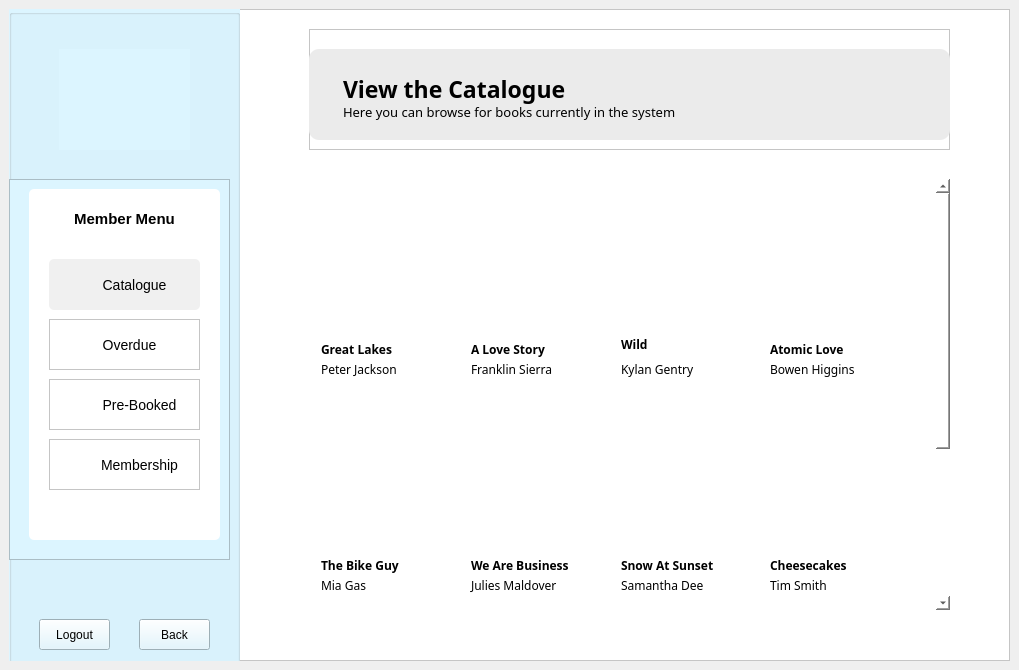
First picture: the form in LIS/membercatalogue.ui, repository TenacioussD/library_information_system, before the edit.
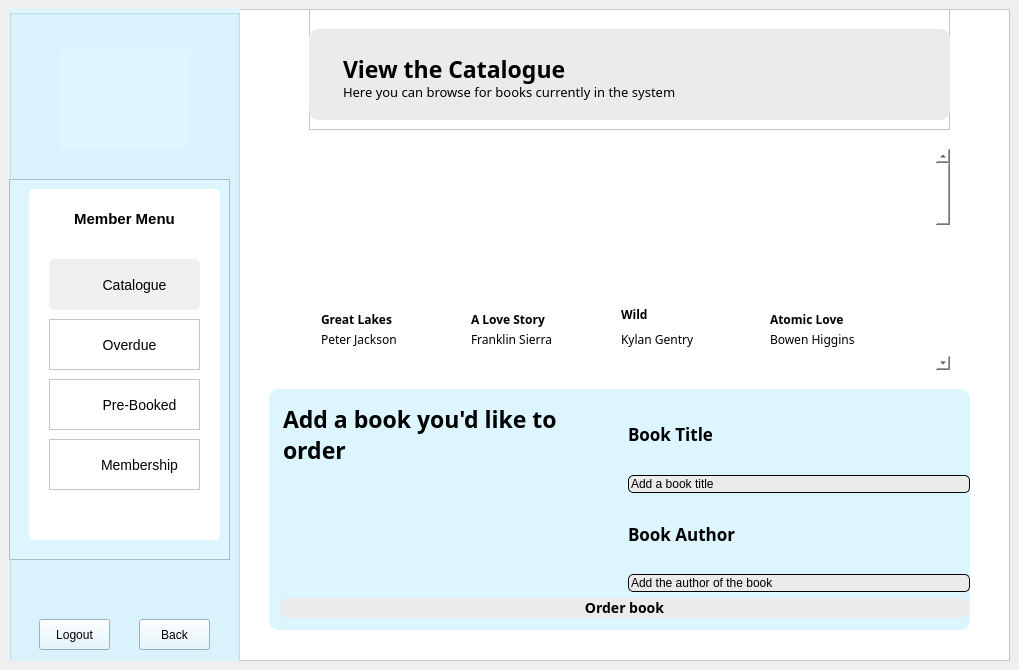
Second picture: the form after the edit. Icons and pictures are not drawn.

Commit message: We have a code that can read from a catalogue and create an order on the member side

Diff of the .ui file:
```diff
--- a/LIS/membercatalogue.ui
+++ b/LIS/membercatalogue.ui
@@ -10,6 +10,12 @@
     <height>670</height>
    </rect>
   </property>
+  <property name="sizePolicy">
+   <sizepolicy hsizetype="Preferred" vsizetype="Ignored">
+    <horstretch>0</horstretch>
+    <verstretch>0</verstretch>
+   </sizepolicy>
+  </property>
   <property name="windowTitle">
    <string>MainWindow</string>
   </property>
@@ -419,7 +425,7 @@
        <property name="geometry">
         <rect>
          <x>300</x>
-         <y>20</y>
+         <y>0</y>
          <width>641</width>
          <height>121</height>
         </rect>
@@ -498,9 +504,9 @@
        <property name="geometry">
         <rect>
          <x>290</x>
-         <y>170</y>
+         <y>140</y>
          <width>651</width>
-         <height>431</height>
+         <height>221</height>
         </rect>
        </property>
        <property name="styleSheet">
@@ -551,7 +557,7 @@
         <property name="geometry">
          <rect>
           <x>0</x>
-          <y>-251</y>
+          <y>0</y>
           <width>634</width>
           <height>682</height>
          </rect>
@@ -1888,6 +1894,141 @@
         </layout>
        </widget>
       </widget>
+      <widget class="QFrame" name="frame_2">
+       <property name="geometry">
+        <rect>
+         <x>260</x>
+         <y>380</y>
+         <width>701</width>
+         <height>241</height>
+        </rect>
+       </property>
+       <property name="styleSheet">
+        <string notr="true">background: rgb(220, 245, 255);
+border-radius: 10px;
+border-color: black;</string>
+       </property>
+       <property name="frameShape">
+        <enum>QFrame::StyledPanel</enum>
+       </property>
+       <property name="frameShadow">
+        <enum>QFrame::Raised</enum>
+       </property>
+       <widget class="QWidget" name="layoutWidget">
+        <property name="geometry">
+         <rect>
+          <x>10</x>
+          <y>10</y>
+          <width>691</width>
+          <height>219</height>
+         </rect>
+        </property>
+        <layout class="QVBoxLayout" name="verticalLayout_4">
+         <item>
+          <layout class="QHBoxLayout" name="horizontalLayout_2">
+           <item>
+            <widget class="QPlainTextEdit" name="plainTextEdit">
+             <property name="styleSheet">
+              <string notr="true">font-family: Baloo 2;
+font-weight: bold;
+font-size: 23px;
+background: transparent;</string>
+             </property>
+             <property name="plainText">
+              <string>Add a book you'd like to order</string>
+             </property>
+            </widget>
+           </item>
+           <item>
+            <layout class="QVBoxLayout" name="verticalLayout">
+             <property name="sizeConstraint">
+              <enum>QLayout::SetDefaultConstraint</enum>
+             </property>
+             <item>
+              <widget class="QLabel" name="label_4">
+               <property name="styleSheet">
+                <string notr="true">font-family: Baloo 2;
+font-size: 17px;
+font-weight: bold;</string>
+               </property>
+               <property name="text">
+                <string>Book Title</string>
+               </property>
+              </widget>
+             </item>
+             <item>
+              <widget class="QLineEdit" name="lineEdit_title">
+               <property name="styleSheet">
+                <string notr="true">border: 0.5px solid black;
+border-radius: 5px;
+background: rgb(235, 235, 235);</string>
+               </property>
+               <property name="text">
+                <string>Add a book title</string>
+               </property>
+               <property name="placeholderText">
+                <string>Enter title</string>
+               </property>
+              </widget>
+             </item>
+             <item>
+              <widget class="QLabel" name="label_9">
+               <property name="styleSheet">
+                <string notr="true">font-family: Baloo 2;
+font-size: 17px;
+font-weight: bold;</string>
+               </property>
+               <property name="text">
+                <string>Book Author</string>
+               </property>
+              </widget>
+             </item>
+             <item>
+              <widget class="QLineEdit" name="lineEdit_author">
+               <property name="styleSheet">
+                <string notr="true">border: 0.5px solid black;
+border-radius: 5px;
+background: rgb(235, 235, 235);</string>
+               </property>
+               <property name="text">
+                <string>Add the author of the book</string>
+               </property>
+               <property name="placeholderText">
+                <string>Enter title</string>
+               </property>
+              </widget>
+             </item>
+            </layout>
+           </item>
+          </layout>
+         </item>
+         <item>
+          <widget class="QPushButton" name="pushButton">
+           <property name="styleSheet">
+            <string notr="true">QPushButton
+{
+background: rgb(235, 235, 235);
+border-radius: 10px;
+font-size: 14px;
+font-family: open sans;
+color: black;
+font-weight: bold;
+}
+
+
+QPushButton:hover 
+{
+	color: rgb(106, 146, 255);
+}</string>
+           </property>
+           <property name="text">
+            <string>Order book</string>
+           </property>
+          </widget>
+         </item>
+        </layout>
+       </widget>
+      </widget>
      </widget>
     </item>
    </layout>
```
The commit also changes 8 other files.
